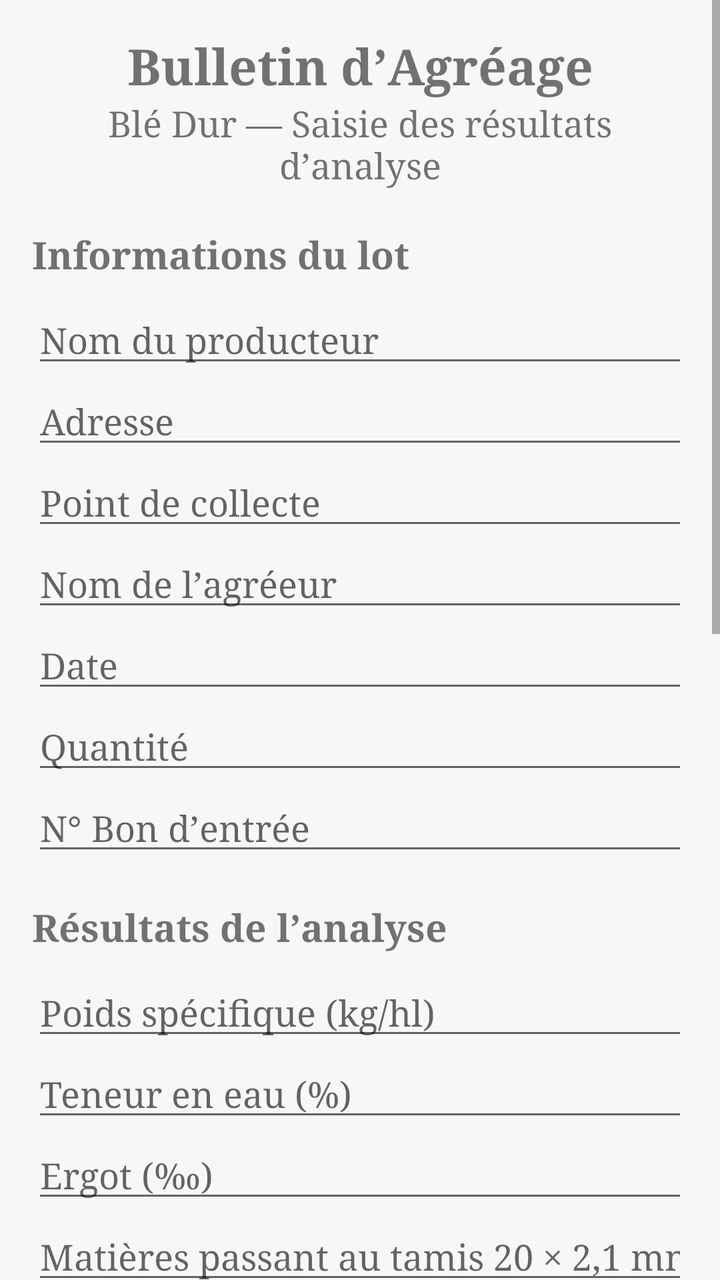
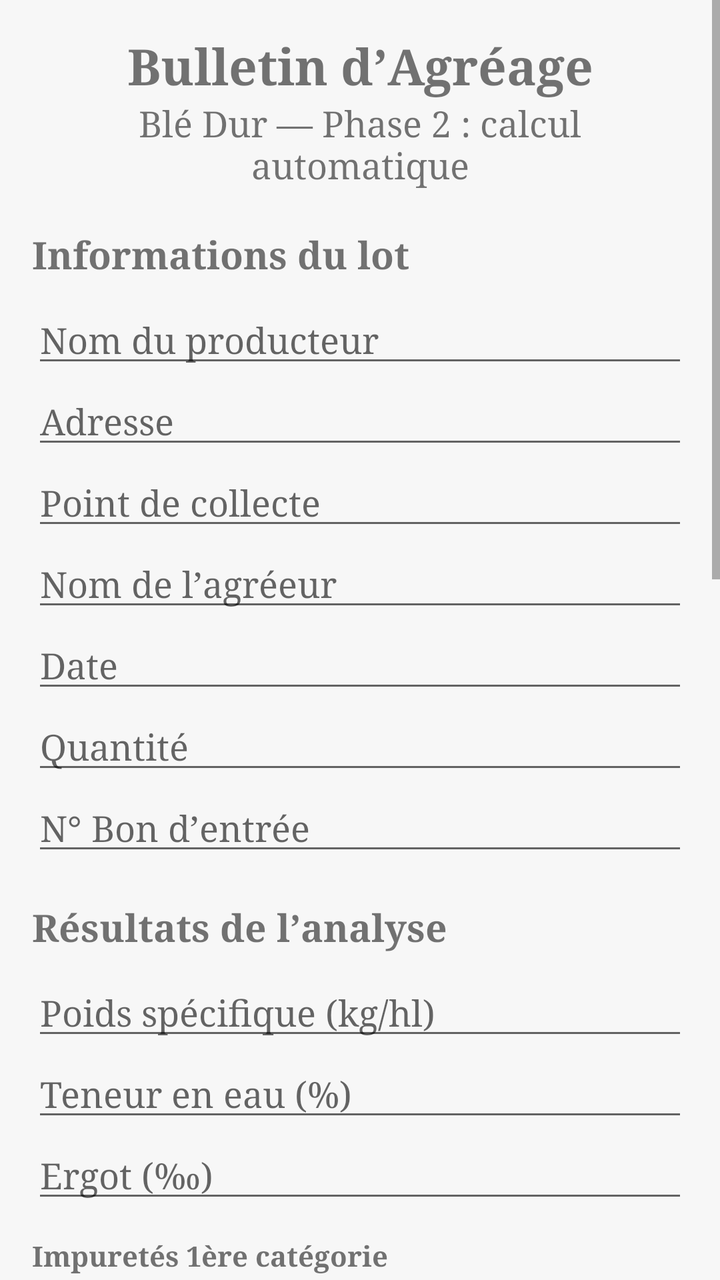

The first picture is an Android layout as it rendered before a commit; the second is the same layout after the commit. The layout source and the unified diff follow.
<!-- AndroidManifest.xml: application theme Theme.BulletinAgreage -->
<!-- res/layout/activity_main.xml -->
<?xml version="1.0" encoding="utf-8"?>
<ScrollView xmlns:android="http://schemas.android.com/apk/res/android"
    android:layout_width="match_parent"
    android:layout_height="match_parent"
    android:background="#F7F7F7">

    <LinearLayout
        android:layout_width="match_parent"
        android:layout_height="wrap_content"
        android:orientation="vertical"
        android:padding="16dp">

        <TextView
            android:layout_width="match_parent"
            android:layout_height="wrap_content"
            android:text="Bulletin d’Agréage"
            android:textSize="25sp"
            android:textStyle="bold"
            android:gravity="center" />

        <TextView
            android:layout_width="match_parent"
            android:layout_height="wrap_content"
            android:text="Blé Dur — Saisie des résultats d’analyse"
            android:textSize="18sp"
            android:gravity="center"
            android:paddingBottom="20dp" />

        <TextView
            android:layout_width="match_parent"
            android:layout_height="wrap_content"
            android:text="Informations du lot"
            android:textSize="19sp"
            android:textStyle="bold"
            android:paddingBottom="8dp" />

        <EditText android:id="@+id/producteur" android:layout_width="match_parent" android:layout_height="wrap_content" android:hint="Nom du producteur" android:inputType="textCapWords" />
        <EditText android:id="@+id/adresse" android:layout_width="match_parent" android:layout_height="wrap_content" android:hint="Adresse" android:inputType="text" />
        <EditText android:id="@+id/pointCollecte" android:layout_width="match_parent" android:layout_height="wrap_content" android:hint="Point de collecte" android:inputType="text" />
        <EditText android:id="@+id/agreur" android:layout_width="match_parent" android:layout_height="wrap_content" android:hint="Nom de l’agréeur" android:inputType="textCapWords" />
        <EditText android:id="@+id/date" android:layout_width="match_parent" android:layout_height="wrap_content" android:hint="Date" android:inputType="text" />
        <EditText android:id="@+id/quantite" android:layout_width="match_parent" android:layout_height="wrap_content" android:hint="Quantité" android:inputType="text" />
        <EditText android:id="@+id/numeroBon" android:layout_width="match_parent" android:layout_height="wrap_content" android:hint="N° Bon d’entrée" android:inputType="text" />

        <TextView
            android:layout_width="match_parent"
            android:layout_height="wrap_content"
            android:text="Résultats de l’analyse"
            android:textSize="19sp"
            android:textStyle="bold"
            android:paddingTop="18dp"
            android:paddingBottom="8dp" />

        <EditText android:id="@+id/poidsSpecifique" android:layout_width="match_parent" android:layout_height="wrap_content" android:hint="Poids spécifique (kg/hl)" android:inputType="numberDecimal" />
        <EditText android:id="@+id/humidite" android:layout_width="match_parent" android:layout_height="wrap_content" android:hint="Teneur en eau (%)" android:inputType="numberDecimal" />
        <EditText android:id="@+id/ergot" android:layout_width="match_parent" android:layout_height="wrap_content" android:hint="Ergot (‰)" android:inputType="numberDecimal" />
        <EditText android:id="@+id/tamis" android:layout_width="match_parent" android:layout_height="wrap_content" android:hint="Matières passant au tamis 20 × 2,1 mm (%)" android:inputType="numberDecimal" />
        <EditText android:id="@+id/debris" android:layout_width="match_parent" android:layout_height="wrap_content" android:hint="Débris végétaux / éléments minéraux (%)" android:inputType="numberDecimal" />
        <EditText android:id="@+id/grainesNuisibles" android:layout_width="match_parent" android:layout_height="wrap_content" android:hint="Graines nuisibles (%)" android:inputType="numberDecimal" />
        <EditText android:id="@+id/impur1Total" android:layout_width="match_parent" android:layout_height="wrap_content" android:hint="Total impuretés 1ère catégorie (%)" android:inputType="numberDecimal" />
        <EditText android:id="@+id/grainsCasses" android:layout_width="match_parent" android:layout_height="wrap_content" android:hint="Grains cassés (%)" android:inputType="numberDecimal" />
        <EditText android:id="@+id/grainsBoutes" android:layout_width="match_parent" android:layout_height="wrap_content" android:hint="Grains fortement boutés (%)" android:inputType="numberDecimal" />
        <EditText android:id="@+id/grainsRoux" android:layout_width="match_parent" android:layout_height="wrap_content" android:hint="Grains roux (%)" android:inputType="numberDecimal" />
        <EditText android:id="@+id/grainsMouchetés" android:layout_width="match_parent" android:layout_height="wrap_content" android:hint="Grains fortement mouchetés (%)" android:inputType="numberDecimal" />
        <EditText android:id="@+id/grainsPunaises" android:layout_width="match_parent" android:layout_height="wrap_content" android:hint="Grains punaisés (%)" android:inputType="numberDecimal" />
        <EditText android:id="@+id/grainsPiques" android:layout_width="match_parent" android:layout_height="wrap_content" android:hint="Grains piqués (%)" android:inputType="numberDecimal" />
        <EditText android:id="@+id/impur2Total" android:layout_width="match_parent" android:layout_height="wrap_content" android:hint="Total impuretés 2ème catégorie (%)" android:inputType="numberDecimal" />
        <EditText android:id="@+id/mitadin" android:layout_width="match_parent" android:layout_height="wrap_content" android:hint="Grains mitadinés (%)" android:inputType="numberDecimal" />
        <EditText android:id="@+id/bleTendre" android:layout_width="match_parent" android:layout_height="wrap_content" android:hint="Blé tendre dans blé dur (%)" android:inputType="numberDecimal" />
        <EditText android:id="@+id/mitadinTotal" android:layout_width="match_parent" android:layout_height="wrap_content" android:hint="Total grains mitadinés (%)" android:inputType="numberDecimal" />

        <Button
            android:id="@+id/calculer"
            android:layout_width="match_parent"
            android:layout_height="wrap_content"
            android:text="Calculer"
            android:layout_marginTop="20dp" />

        <TextView
            android:id="@+id/resultat"
            android:layout_width="match_parent"
            android:layout_height="wrap_content"
            android:textSize="16sp"
            android:paddingTop="12dp" />
    </LinearLayout>
</ScrollView>
<!-- resources referenced by this layout -->
<resources>
  <style name="Theme.BulletinAgreage" parent="android:style/Theme.Material.Light.NoActionBar">
          <item name="android:fontFamily">serif</item>
          <item name="android:colorAccent">#333333</item>
          <item name="android:navigationBarColor">#FFFFFF</item>
          <item name="android:statusBarColor">#FFFFFF</item>
          <item name="android:windowLightStatusBar">true</item>
      </style>
</resources>

<!-- the commit's change to res/layout/activity_main.xml (unified diff, before → after) -->
@@ -1,86 +1,60 @@
 <?xml version="1.0" encoding="utf-8"?>
 <ScrollView xmlns:android="http://schemas.android.com/apk/res/android"
-    android:layout_width="match_parent"
-    android:layout_height="match_parent"
+    android:layout_width="match_parent" android:layout_height="match_parent"
     android:background="#F7F7F7">
+    <LinearLayout android:layout_width="match_parent" android:layout_height="wrap_content"
+        android:orientation="vertical" android:padding="16dp">
+        <TextView android:layout_width="match_parent" android:layout_height="wrap_content"
+            android:text="Bulletin d’Agréage" android:textSize="25sp" android:textStyle="bold"
+            android:gravity="center" />
+        <TextView android:layout_width="match_parent" android:layout_height="wrap_content"
+            android:text="Blé Dur — Phase 2 : calcul automatique" android:textSize="18sp"
+            android:gravity="center" android:paddingBottom="20dp" />
 
-    <LinearLayout
-        android:layout_width="match_parent"
-        android:layout_height="wrap_content"
-        android:orientation="vertical"
-        android:padding="16dp">
+        <TextView android:layout_width="match_parent" android:layout_height="wrap_content"
+            android:text="Informations du lot" android:textSize="19sp" android:textStyle="bold"
+            android:paddingBottom="8dp" />
+        <EditText android:id="@+id/producteur" android:layout_width="match_parent" android:layout_height="wrap_content" android:hint="Nom du producteur" android:inputType="textCapWords" />
+        <EditText android:id="@+id/adresse" android:layout_width="match_parent" android:layout_height="wrap_content" android:hint="Adresse" />
+        <EditText android:id="@+id/pointCollecte" android:layout_width="match_parent" android:layout_height="wrap_content" android:hint="Point de collecte" />
+        <EditText android:id="@+id/agreur" android:layout_width="match_parent" android:layout_height="wrap_content" android:hint="Nom de l’agréeur" android:inputType="textCapWords" />
+        <EditText android:id="@+id/date" android:layout_width="match_parent" android:layout_height="wrap_content" android:hint="Date" />
+        <EditText android:id="@+id/quantite" android:layout_width="match_parent" android:layout_height="wrap_content" android:hint="Quantité" />
+        <EditText android:id="@+id/numeroBon" android:layout_width="match_parent" android:layout_height="wrap_content" android:hint="N° Bon d’entrée" />
 
-        <TextView
-            android:layout_width="match_parent"
-            android:layout_height="wrap_content"
-            android:text="Bulletin d’Agréage"
-            android:textSize="25sp"
-            android:textStyle="bold"
-            android:gravity="center" />
-
-        <TextView
-            android:layout_width="match_parent"
-            android:layout_height="wrap_content"
-            android:text="Blé Dur — Saisie des résultats d’analyse"
-            android:textSize="18sp"
-            android:gravity="center"
-            android:paddingBottom="20dp" />
-
-        <TextView
-            android:layout_width="match_parent"
-            android:layout_height="wrap_content"
-            android:text="Informations du lot"
-            android:textSize="19sp"
-            android:textStyle="bold"
-            android:paddingBottom="8dp" />
-
-        <EditText android:id="@+id/producteur" android:layout_width="match_parent" android:layout_height="wrap_content" android:hint="Nom du producteur" android:inputType="textCapWords" />
-        <EditText android:id="@+id/adresse" android:layout_width="match_parent" android:layout_height="wrap_content" android:hint="Adresse" android:inputType="text" />
-        <EditText android:id="@+id/pointCollecte" android:layout_width="match_parent" android:layout_height="wrap_content" android:hint="Point de collecte" android:inputType="text" />
-        <EditText android:id="@+id/agreur" android:layout_width="match_parent" android:layout_height="wrap_content" android:hint="Nom de l’agréeur" android:inputType="textCapWords" />
-        <EditText android:id="@+id/date" android:layout_width="match_parent" android:layout_height="wrap_content" android:hint="Date" android:inputType="text" />
-        <EditText android:id="@+id/quantite" android:layout_width="match_parent" android:layout_height="wrap_content" android:hint="Quantité" android:inputType="text" />
-        <EditText android:id="@+id/numeroBon" android:layout_width="match_parent" android:layout_height="wrap_content" android:hint="N° Bon d’entrée" android:inputType="text" />
-
-        <TextView
-            android:layout_width="match_parent"
-            android:layout_height="wrap_content"
-            android:text="Résultats de l’analyse"
-            android:textSize="19sp"
-            android:textStyle="bold"
-            android:paddingTop="18dp"
-            android:paddingBottom="8dp" />
-
+        <TextView android:layout_width="match_parent" android:layout_height="wrap_content"
+            android:text="Résultats de l’analyse" android:textSize="19sp" android:textStyle="bold"
+            android:paddingTop="18dp" android:paddingBottom="8dp" />
         <EditText android:id="@+id/poidsSpecifique" android:layout_width="match_parent" android:layout_height="wrap_content" android:hint="Poids spécifique (kg/hl)" android:inputType="numberDecimal" />
         <EditText android:id="@+id/humidite" android:layout_width="match_parent" android:layout_height="wrap_content" android:hint="Teneur en eau (%)" android:inputType="numberDecimal" />
         <EditText android:id="@+id/ergot" android:layout_width="match_parent" android:layout_height="wrap_content" android:hint="Ergot (‰)" android:inputType="numberDecimal" />
+
+        <TextView android:layout_width="match_parent" android:layout_height="wrap_content"
+            android:text="Impuretés 1ère catégorie" android:textStyle="bold" android:paddingTop="12dp" />
         <EditText android:id="@+id/tamis" android:layout_width="match_parent" android:layout_height="wrap_content" android:hint="Matières passant au tamis 20 × 2,1 mm (%)" android:inputType="numberDecimal" />
         <EditText android:id="@+id/debris" android:layout_width="match_parent" android:layout_height="wrap_content" android:hint="Débris végétaux / éléments minéraux (%)" android:inputType="numberDecimal" />
         <EditText android:id="@+id/grainesNuisibles" android:layout_width="match_parent" android:layout_height="wrap_content" android:hint="Graines nuisibles (%)" android:inputType="numberDecimal" />
-        <EditText android:id="@+id/impur1Total" android:layout_width="match_parent" android:layout_height="wrap_content" android:hint="Total impuretés 1ère catégorie (%)" android:inputType="numberDecimal" />
+        <EditText android:id="@+id/impur1Total" android:layout_width="match_parent" android:layout_height="wrap_content" android:hint="Total 1ère catégorie (%) — calculé" android:inputType="numberDecimal" android:enabled="false" />
+
+        <TextView android:layout_width="match_parent" android:layout_height="wrap_content"
+            android:text="Impuretés 2ème catégorie" android:textStyle="bold" android:paddingTop="12dp" />
         <EditText android:id="@+id/grainsCasses" android:layout_width="match_parent" android:layout_height="wrap_content" android:hint="Grains cassés (%)" android:inputType="numberDecimal" />
         <EditText android:id="@+id/grainsBoutes" android:layout_width="match_parent" android:layout_height="wrap_content" android:hint="Grains fortement boutés (%)" android:inputType="numberDecimal" />
         <EditText android:id="@+id/grainsRoux" android:layout_width="match_parent" android:layout_height="wrap_content" android:hint="Grains roux (%)" android:inputType="numberDecimal" />
         <EditText android:id="@+id/grainsMouchetés" android:layout_width="match_parent" android:layout_height="wrap_content" android:hint="Grains fortement mouchetés (%)" android:inputType="numberDecimal" />
         <EditText android:id="@+id/grainsPunaises" android:layout_width="match_parent" android:layout_height="wrap_content" android:hint="Grains punaisés (%)" android:inputType="numberDecimal" />
         <EditText android:id="@+id/grainsPiques" android:layout_width="match_parent" android:layout_height="wrap_content" android:hint="Grains piqués (%)" android:inputType="numberDecimal" />
-        <EditText android:id="@+id/impur2Total" android:layout_width="match_parent" android:layout_height="wrap_content" android:hint="Total impuretés 2ème catégorie (%)" android:inputType="numberDecimal" />
+        <EditText android:id="@+id/impur2Total" android:layout_width="match_parent" android:layout_height="wrap_content" android:hint="Total 2ème catégorie (%) — calculé" android:inputType="numberDecimal" android:enabled="false" />
+
+        <TextView android:layout_width="match_parent" android:layout_height="wrap_content"
+            android:text="Mitadin et blé tendre" android:textStyle="bold" android:paddingTop="12dp" />
         <EditText android:id="@+id/mitadin" android:layout_width="match_parent" android:layout_height="wrap_content" android:hint="Grains mitadinés (%)" android:inputType="numberDecimal" />
         <EditText android:id="@+id/bleTendre" android:layout_width="match_parent" android:layout_height="wrap_content" android:hint="Blé tendre dans blé dur (%)" android:inputType="numberDecimal" />
-        <EditText android:id="@+id/mitadinTotal" android:layout_width="match_parent" android:layout_height="wrap_content" android:hint="Total grains mitadinés (%)" android:inputType="numberDecimal" />
+        <EditText android:id="@+id/mitadinTotal" android:layout_width="match_parent" android:layout_height="wrap_content" android:hint="Total mitadin brut (%) — calculé" android:inputType="numberDecimal" android:enabled="false" />
 
-        <Button
-            android:id="@+id/calculer"
-            android:layout_width="match_parent"
-            android:layout_height="wrap_content"
-            android:text="Calculer"
-            android:layout_marginTop="20dp" />
-
-        <TextView
-            android:id="@+id/resultat"
-            android:layout_width="match_parent"
-            android:layout_height="wrap_content"
-            android:textSize="16sp"
-            android:paddingTop="12dp" />
+        <Button android:id="@+id/calculer" android:layout_width="match_parent" android:layout_height="wrap_content"
+            android:text="CALCULER BONIFICATION / RÉFACTION" android:layout_marginTop="20dp" />
+        <TextView android:id="@+id/resultat" android:layout_width="match_parent" android:layout_height="wrap_content"
+            android:textSize="16sp" android:paddingTop="16dp" android:paddingBottom="24dp" />
     </LinearLayout>
 </ScrollView>
